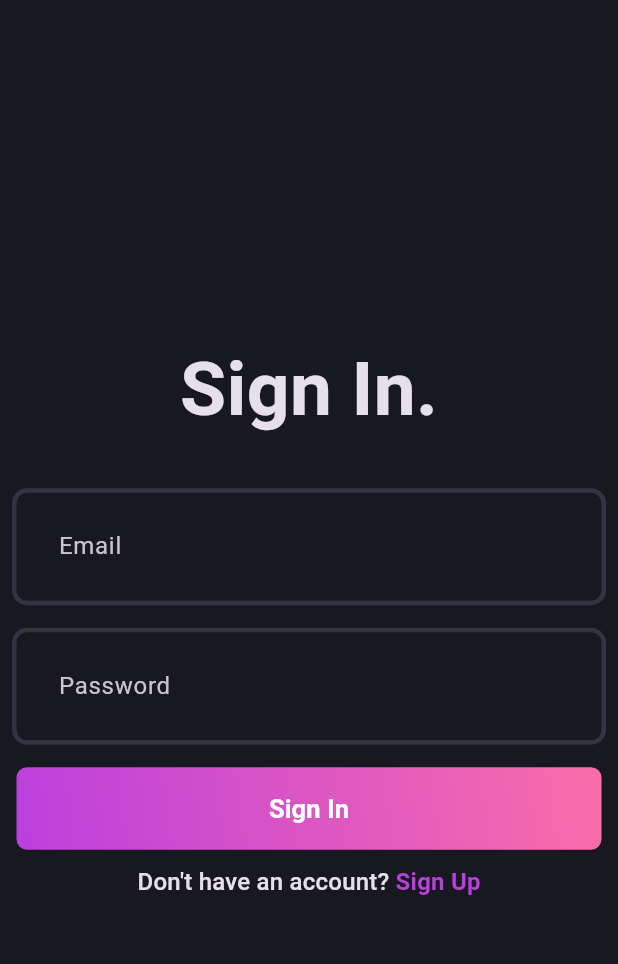
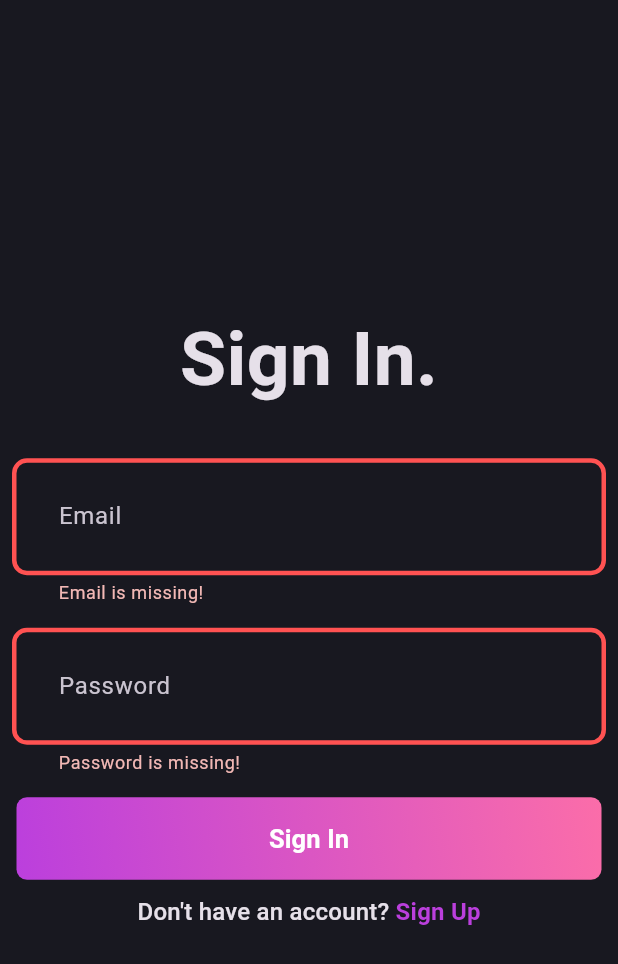
Before and after one commit to dwaipayan7/flutter_blogs, a Flutter app: the screen it shows after launch, after a tap on "Sign In", on a phone screen of 412 x 824 dp. Shown: the top 964 px of the screen. Run offline on Flutter 3.47's test engine with Material 3 defaults, Android fonts, the light colour scheme and no system bars; our stand-ins replace bloc, flutter_bloc, fpdart, get_it, supabase_flutter; accounts and stored records are empty.

Commit message:
login successfully

```diff
--- /dev/null
+++ b/lib/feature/auth/domain/usecases/user_login.dart
@@ -0,0 +1,31 @@
+import 'package:flutter_blogs/core/error/failure.dart';
+import 'package:flutter_blogs/core/usecase/usecase.dart';
+import 'package:flutter_blogs/feature/auth/domain/entities/user.dart';
+import 'package:flutter_blogs/feature/auth/domain/repository/auth_repository.dart';
+import 'package:fpdart/src/either.dart';
+
+class UserLogin implements UseCase<User, UserLoginParams>{
+
+  final AuthRepository authRepository;
+
+  UserLogin( this.authRepository);
+
+  @override
+  Future<Either<Failure, User>> call(UserLoginParams params) async{
+
+    return authRepository.loginUpWithEmailPassword(
+        email: params.email,
+        password: params.password
+    );
+
+  }
+
+}
+
+
+class UserLoginParams{
+  final String email;
+  final String password;
+
+  UserLoginParams({required this.email, required this.password,});
+}
--- a/lib/feature/auth/presentation/bloc/auth_bloc.dart
+++ b/lib/feature/auth/presentation/bloc/auth_bloc.dart
@@ -1,4 +1,7 @@
+import 'dart:async';
+
 import 'package:bloc/bloc.dart';
+import 'package:flutter_blogs/feature/auth/domain/usecases/user_login.dart';
 import 'package:flutter_blogs/feature/auth/domain/usecases/user_sign_up.dart';
 import 'package:meta/meta.dart';
 
@@ -9,24 +12,36 @@ part 'auth_state.dart';
 
 class AuthBloc extends Bloc<AuthEvent, AuthState> {
   final UserSignUp _userSignUp;
-  AuthBloc({
-    required UserSignUp userSignUp,
-}) : _userSignUp = userSignUp, super(AuthInitial()) {
+  final UserLogin _userLogin;
+  AuthBloc({required UserSignUp userSignUp, required UserLogin userLogin})
+      : _userSignUp = userSignUp,
+        _userLogin = userLogin,
+        super(AuthInitial()) {
+    on<AuthSignUp>(_onAuthSignUp);
+    on<AuthLogin>(_onAuthLogin);
+  }
 
-    on<AuthSignUp>((event, emit) async{
-      emit(AuthLoading());
+  void _onAuthSignUp(AuthSignUp event, Emitter<AuthState> emit) async {
+    emit(AuthLoading());
     final res = await _userSignUp(UserSignUpParams(
-        email: event.email,
-        password: event.password,
-        name: event.name,
-      ));
+      email: event.email,
+      password: event.password,
+      name: event.name,
+    ));
 
-    res.fold(
-            (l) => emit(AuthFailure(
-                message:l.message)),
-            (user) => emit(AuthLoaded(user: user))
-    );
-    });
+    res.fold((l) => emit(AuthFailure(message: l.message)),
+        (user) => emit(AuthLoaded(user: user)));
+  }
 
+  FutureOr<void> _onAuthLogin(AuthLogin event, Emitter<AuthState> emit) async{
+    emit(AuthLoading());
+
+ final res =  await _userLogin(UserLoginParams(
+      email: event.email,
+      password: event.password,
+    ));
+
+    res.fold((l) => emit(AuthFailure(message: l.message)),
+            (r) => emit(AuthLoaded(user: r)));
   }
 }
--- a/lib/feature/auth/presentation/bloc/auth_event.dart
+++ b/lib/feature/auth/presentation/bloc/auth_event.dart
@@ -2,6 +2,13 @@ part of 'auth_bloc.dart';
 
 @immutable
 sealed class AuthEvent {}
+
+final class AuthLogin extends AuthEvent{
+  final String email;
+  final String password;
+
+  AuthLogin({required this.email, required this.password});
+}
 
 final class AuthSignUp extends AuthEvent{
   final String email;
--- a/lib/feature/auth/presentation/pages/login_page.dart
+++ b/lib/feature/auth/presentation/pages/login_page.dart
@@ -1,8 +1,11 @@
 import 'package:flutter/material.dart';
+import 'package:flutter_bloc/flutter_bloc.dart';
+import 'package:flutter_blogs/core/common/widgets/loader.dart';
 import 'package:flutter_blogs/core/theme/app_pallete.dart';
+import 'package:flutter_blogs/core/utils/show_snackbar.dart';
 import 'package:flutter_blogs/feature/auth/presentation/pages/signup_page.dart';
 
-
+import '../bloc/auth_bloc.dart';
 import '../wigets/auth_field.dart';
 import '../wigets/auth_gradient_button.dart';
 
@@ -14,69 +17,100 @@ class LoginPage extends StatefulWidget {
   State<LoginPage> createState() => _LoginPageState();
 }
 
-
 class _LoginPageState extends State<LoginPage> {
-
   final formKey = GlobalKey<FormState>();
   final emailController = TextEditingController();
   final passwordController = TextEditingController();
-
 
   @override
   void dispose() {
     super.dispose();
     emailController.dispose();
     passwordController.dispose();
-
   }
 
   @override
   Widget build(BuildContext context) {
     formKey.currentState?.validate();
-    return  Scaffold(
+    return Scaffold(
       body: Padding(
         padding: const EdgeInsets.all(8.0),
-        child: Form(
+        child: BlocConsumer<AuthBloc, AuthState>(
+          listener: (context, state) {
+            if(state is AuthFailure){
+              showSnackBar(context, state.message);
+            }
+          },
+          builder: (context, state) {
+
+            if(state is AuthLoading){
+              return Loader();
+            }
+
+            return Form(
               key: formKey,
               child: Column(
                 mainAxisAlignment: MainAxisAlignment.center,
                 children: [
-              const Text("Sign In.", style: TextStyle(
-                  fontSize: 50,
-                  fontWeight: FontWeight.bold
-              ),),
-              const SizedBox(height: 30,),
-              AuthField(hintText: 'Email', controller: emailController,),
-              const SizedBox(height: 15,),
-              AuthField(hintText: 'Password', controller: passwordController, isObscureText: true,),
-              const SizedBox(height: 15,),
-               AuthGradientButton(buttonText: 'Sign In', onPressed: () {  },),
-              const SizedBox(height: 10,),
+                  const Text(
+                    "Sign In.",
+                    style: TextStyle(fontSize: 50, fontWeight: FontWeight.bold),
+                  ),
+                  const SizedBox(
+                    height: 30,
+                  ),
+                  AuthField(
+                    hintText: 'Email',
+                    controller: emailController,
+                  ),
+                  const SizedBox(
+                    height: 15,
+                  ),
+                  AuthField(
+                    hintText: 'Password',
+                    controller: passwordController,
+                    isObscureText: true,
+                  ),
+                  const SizedBox(
+                    height: 15,
+                  ),
+                  AuthGradientButton(
+                    buttonText: 'Sign In',
+                    onPressed: () {
+                      if (formKey.currentState!.validate()) {
+                        context.read<AuthBloc>().add(AuthLogin(
+                            email: emailController.text.trim(),
+                            password: passwordController.text.trim()));
+                      }
+                    },
+                  ),
+                  const SizedBox(
+                    height: 10,
+                  ),
                   GestureDetector(
-                onTap: (){
-                  Navigator.push(context,
-                      SignupPage.route()
-                      );
+                    onTap: () {
+                      Navigator.push(context, SignupPage.route());
                     },
                     child: RichText(
-                  text: TextSpan(text: "Don't have an account? ",
+                      text: TextSpan(
+                          text: "Don't have an account? ",
                           style: Theme.of(context).textTheme.titleMedium,
-
                           children: [
                             TextSpan(
                                 text: "Sign Up",
-                            style: Theme.of(context).textTheme.titleMedium?.copyWith(
+                                style: Theme.of(context)
+                                    .textTheme
+                                    .titleMedium
+                                    ?.copyWith(
                                         color: AppPallete.gradient1,
-                                fontWeight: FontWeight.bold
-                            )
-                        )
-                      ]
-                  ),
-
+                                        fontWeight: FontWeight.bold))
+                          ]),
                     ),
                   )
                 ],
               ),
+            );
+          },
         ),
       ),
     );
--- a/lib/init_dependency.dart
+++ b/lib/init_dependency.dart
@@ -1,6 +1,7 @@
 import 'package:flutter_blogs/feature/auth/data/datasources/auth_remote_data_source.dart';
 import 'package:flutter_blogs/feature/auth/data/repository/auth_repository_impl.dart';
 import 'package:flutter_blogs/feature/auth/domain/repository/auth_repository.dart';
+import 'package:flutter_blogs/feature/auth/domain/usecases/user_login.dart';
 import 'package:flutter_blogs/feature/auth/domain/usecases/user_sign_up.dart';
 import 'package:flutter_blogs/feature/auth/presentation/bloc/auth_bloc.dart';
 import 'package:get_it/get_it.dart';
@@ -19,7 +20,7 @@ Future<void> initDependencies() async {
 
   // Register Supabase client
   serviceLocator.registerLazySingleton<SupabaseClient>(
-        () => Supabase.instance.client,
+    () => Supabase.instance.client,
   );
 
   // Initialize Auth dependencies
@@ -28,18 +29,24 @@ Future<void> initDependencies() async {
 
 void _initAuth() {
   serviceLocator.registerFactory<AuthRemoteDataSource>(
-        () => AuthRemoteDataSourceImpl(serviceLocator<SupabaseClient>()),
+    () => AuthRemoteDataSourceImpl(serviceLocator<SupabaseClient>()),
   );
 
   serviceLocator.registerFactory<AuthRepository>(
-        () => AuthRepositoryImpl(serviceLocator<AuthRemoteDataSource>()),
+    () => AuthRepositoryImpl(serviceLocator<AuthRemoteDataSource>()),
   );
 
   serviceLocator.registerFactory(
-        () => UserSignUp(serviceLocator<AuthRepository>()),
+    () => UserSignUp(serviceLocator<AuthRepository>()),
+  );
+  serviceLocator.registerFactory(
+        () => UserLogin(serviceLocator<AuthRepository>()),
   );
 
   serviceLocator.registerLazySingleton(
-        () => AuthBloc(userSignUp: serviceLocator<UserSignUp>()),
+    () => AuthBloc(
+      userSignUp: serviceLocator<UserSignUp>(),
+      userLogin: serviceLocator<UserLogin>(),
+    ),
   );
 }
```
Also changed, not shown: lib/feature/auth/data/repository/auth_repository_impl.dart (+16 -14 lines). Lines whose indentation alone changed are shown as unchanged.
